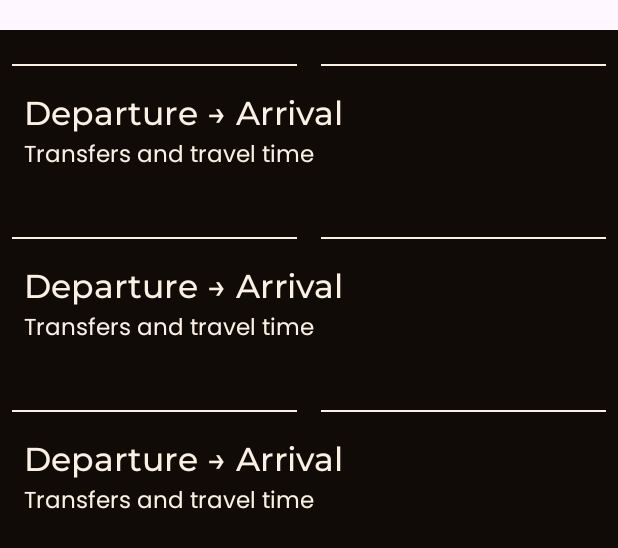
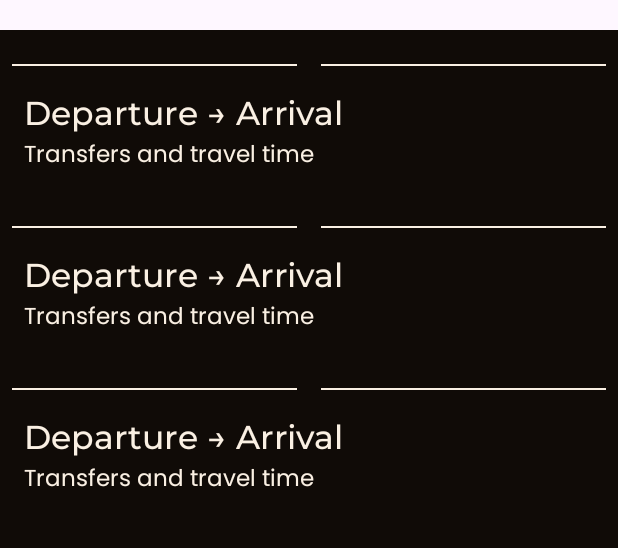
Before and after one commit to T4IK0N/NextTrain, an Android app: the layout fragment_connection.xml on its own in the app's theme, with its tools: preview values and no code run, on a phone screen of 412 x 824 dp. Shown: the top 548 px of the screen. Run offline under Robolectric (Android 15) with nearby library versions, the phone set to English and light mode, and no system bars.

Commit message:
small changes

```diff
--- a/app/src/main/java/com/example/nexttrain/MainFragment.kt
+++ b/app/src/main/java/com/example/nexttrain/MainFragment.kt
@@ -212,11 +212,6 @@ class MainFragment : Fragment(R.layout.fragment_main) {
                 val bottomNavigationView = requireActivity().findViewById<BottomNavigationView>(R.id.bottomNavigationView)
                 bottomNavigationView.selectedItemId = R.id.search
 
-                if (appNameTextView != null) {
-                    appNameTextView.textSize = 25F
-                    appNameTextView.text = "${currentRoute.start} → ${currentRoute.end}"
-                }
-
             } catch (e: Exception) {
                 Log.e("PYTHON_ERROR", "error calling python script", e)
             }
--- a/app/src/main/res/layout/fragment_connection_item.xml
+++ b/app/src/main/res/layout/fragment_connection_item.xml
@@ -1,7 +1,7 @@
 <LinearLayout xmlns:android="http://schemas.android.com/apk/res/android"
     xmlns:tools="http://schemas.android.com/tools"
     android:layout_width="match_parent"
-    android:layout_height="115dp"
+    android:layout_height="108dp"
     android:orientation="vertical"
     android:paddingHorizontal="8dp">
 
```
Also changed, not shown: app/src/main/java/com/example/nexttrain/ConnectionFragment.kt (+9 -1 lines).
